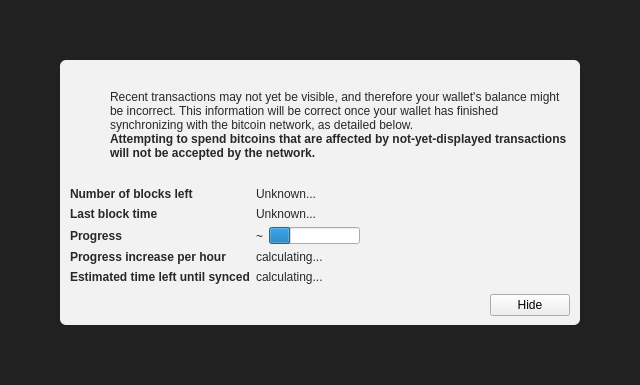
First picture: the form in src/qt/forms/modaloverlay.ui, repository badcoin-net/Badcoin, before the edit.
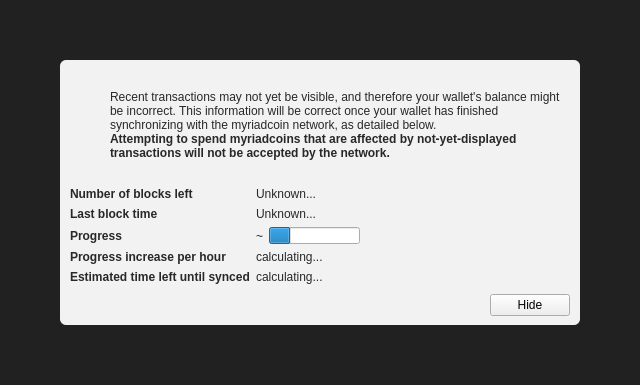
Second picture: the form after the edit. Icons and pictures are not drawn. Custom widgets are drawn as their Qt base class.

```diff
--- a/src/qt/forms/modaloverlay.ui
+++ b/src/qt/forms/modaloverlay.ui
@@ -130,7 +130,7 @@
              <item>
               <widget class="QLabel" name="infoText">
                <property name="text">
-                <string>Recent transactions may not yet be visible, and therefore your wallet's balance might be incorrect. This information will be correct once your wallet has finished synchronizing with the bitcoin network, as detailed below.</string>
+                <string>Recent transactions may not yet be visible, and therefore your wallet's balance might be incorrect. This information will be correct once your wallet has finished synchronizing with the myriadcoin network, as detailed below.</string>
                </property>
                <property name="textFormat">
                 <enum>Qt::RichText</enum>
@@ -149,7 +149,7 @@
                 </font>
                </property>
                <property name="text">
-                <string>Attempting to spend bitcoins that are affected by not-yet-displayed transactions will not be accepted by the network.</string>
+                <string>Attempting to spend myriadcoins that are affected by not-yet-displayed transactions will not be accepted by the network.</string>
                </property>
                <property name="textFormat">
                 <enum>Qt::RichText</enum>
```
